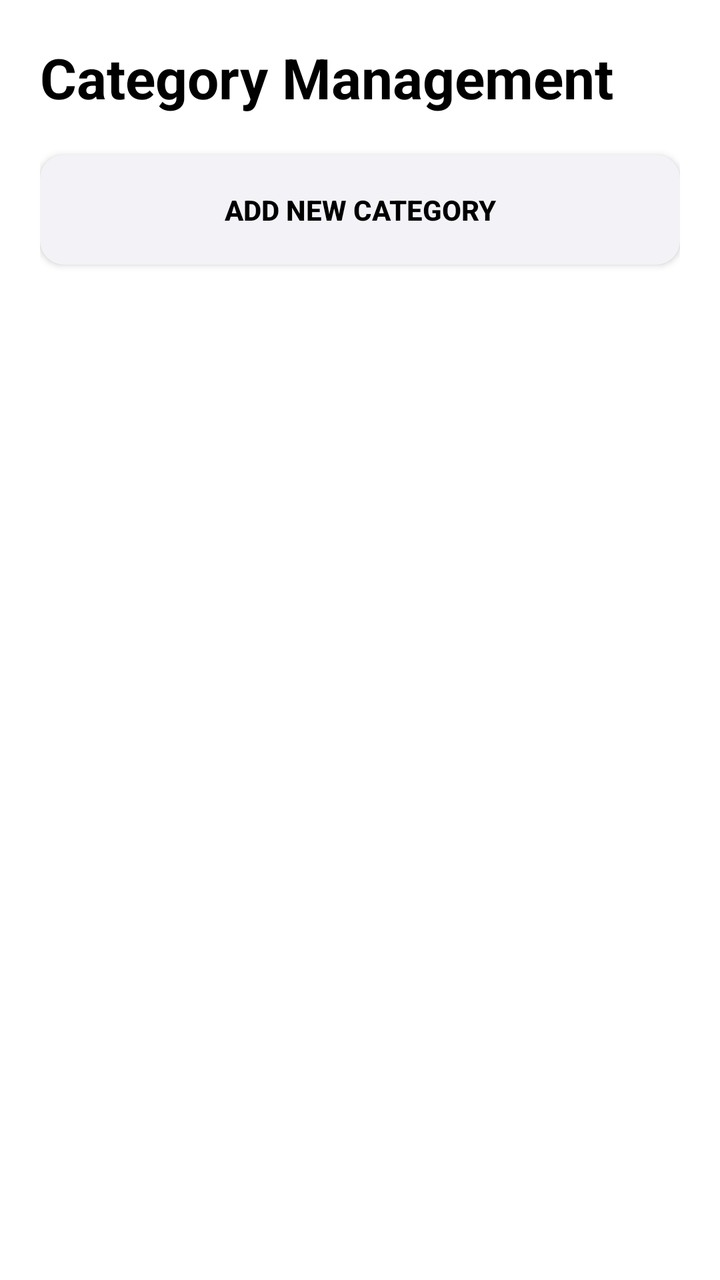
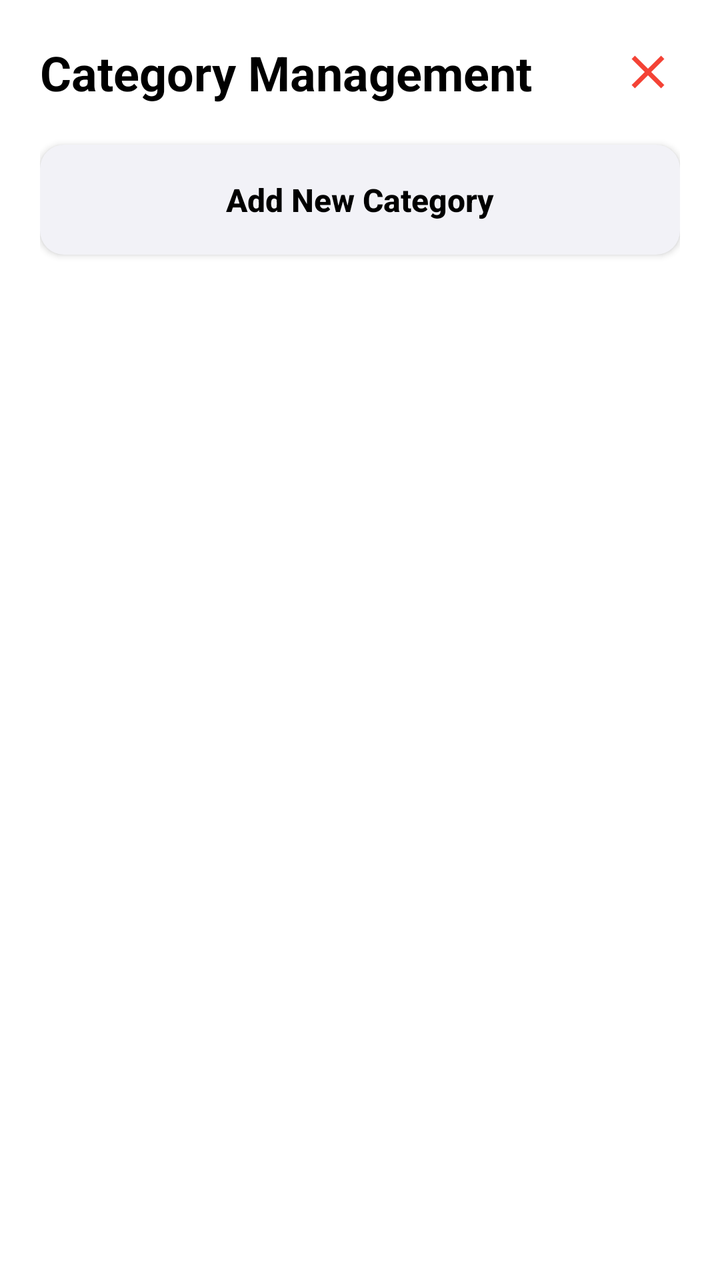

Before-and-after screenshots of an Android layout around one commit, followed by the original layout XML and the change that was made.
<!-- AndroidManifest.xml: application theme Theme.IVYMODA -->
<!-- res/layout/activity_category_management.xml -->
<?xml version="1.0" encoding="utf-8"?>
<LinearLayout xmlns:android="http://schemas.android.com/apk/res/android"
    android:layout_width="match_parent"
    android:layout_height="match_parent"
    android:background="#FFFFFF"
    android:orientation="vertical"
    android:padding="20dp">

    <TextView
        android:layout_width="wrap_content"
        android:layout_height="wrap_content"
        android:text="Category Management"
        android:textColor="#000000"
        android:textSize="28sp"
        android:textStyle="bold" />

    <androidx.appcompat.widget.AppCompatButton
        android:id="@+id/btnAddCategory"
        android:layout_width="match_parent"
        android:layout_height="55dp"
        android:layout_marginTop="20dp"
        android:background="@drawable/bg_gray_rounded"
        android:text="Add New Category"
        android:textColor="#000000"
        android:textStyle="bold" />

    <androidx.recyclerview.widget.RecyclerView
        android:id="@+id/rcvCategory"
        android:layout_width="match_parent"
        android:layout_height="match_parent"
        android:layout_marginTop="20dp"/>
</LinearLayout>
<!-- resources referenced by this layout -->
<resources>
  <!-- drawable bg_gray_rounded (drawable) -->
  <?xml version="1.0" encoding="utf-8"?>
  <shape xmlns:android="http://schemas.android.com/apk/res/android">
      <solid android:color="#F2F2F7"/> <corners android:radius="12dp"/> </shape>
  <style name="Theme.IVYMODA" parent="Base.Theme.IVYMODA" />
  <style name="Base.Theme.IVYMODA" parent="Theme.Material3.DayNight.NoActionBar">
          
          
      </style>
</resources>

<!-- the commit's change to res/layout/activity_category_management.xml (unified diff, before → after) -->
@@ -1,32 +1,54 @@
 <?xml version="1.0" encoding="utf-8"?>
 <LinearLayout xmlns:android="http://schemas.android.com/apk/res/android"
+    xmlns:app="http://schemas.android.com/apk/res-auto"
     android:layout_width="match_parent"
     android:layout_height="match_parent"
     android:background="#FFFFFF"
     android:orientation="vertical"
     android:padding="20dp">
 
-    <TextView
-        android:layout_width="wrap_content"
+    <LinearLayout
+        android:layout_width="match_parent"
         android:layout_height="wrap_content"
-        android:text="Category Management"
-        android:textColor="#000000"
-        android:textSize="28sp"
-        android:textStyle="bold" />
+        android:layout_marginBottom="20dp"
+        android:gravity="center_vertical"
+        android:orientation="horizontal">
+
+        <TextView
+            android:layout_width="0dp"
+            android:layout_height="wrap_content"
+            android:layout_weight="1"
+            android:text="Category Management"
+            android:textColor="#000000"
+            android:textSize="24sp"
+            android:textStyle="bold" />
+
+        <ImageView
+            android:id="@+id/btnLogout"
+            android:layout_width="32dp"
+            android:layout_height="32dp"
+            android:background="?attr/selectableItemBackgroundBorderless"
+            android:padding="2dp"
+            android:src="@drawable/ic_logout"
+            android:contentDescription="Đăng xuất"
+            app:tint="#F44336" /> </LinearLayout>
 
     <androidx.appcompat.widget.AppCompatButton
         android:id="@+id/btnAddCategory"
         android:layout_width="match_parent"
         android:layout_height="55dp"
-        android:layout_marginTop="20dp"
+        android:layout_marginBottom="16dp"
         android:background="@drawable/bg_gray_rounded"
         android:text="Add New Category"
+        android:textAllCaps="false"
         android:textColor="#000000"
+        android:textSize="16sp"
         android:textStyle="bold" />
 
     <androidx.recyclerview.widget.RecyclerView
         android:id="@+id/rcvCategory"
         android:layout_width="match_parent"
-        android:layout_height="match_parent"
-        android:layout_marginTop="20dp"/>
+        android:layout_height="0dp"
+        android:layout_weight="1" />
+
 </LinearLayout>
<!-- resource entries referenced after the edit -->
@@ -4,6 +4,12 @@
   <?xml version="1.0" encoding="utf-8"?>
   <shape xmlns:android="http://schemas.android.com/apk/res/android">
       <solid android:color="#F2F2F7"/> <corners android:radius="12dp"/> </shape>
+  <!-- drawable ic_logout (drawable) -->
+  <vector xmlns:android="http://schemas.android.com/apk/res/android" android:height="24dp" android:tint="#000000" android:viewportHeight="960" android:viewportWidth="960" android:width="24dp">
+        
+      <path android:fillColor="@android:color/white" android:pathData="M256,760L200,704L424,480L200,256L256,200L480,424L704,200L760,256L536,480L760,704L704,760L480,536L256,760Z"/>
+      
+  </vector>
   <style name="Theme.IVYMODA" parent="Base.Theme.IVYMODA" />
   <style name="Base.Theme.IVYMODA" parent="Theme.Material3.DayNight.NoActionBar">
           
